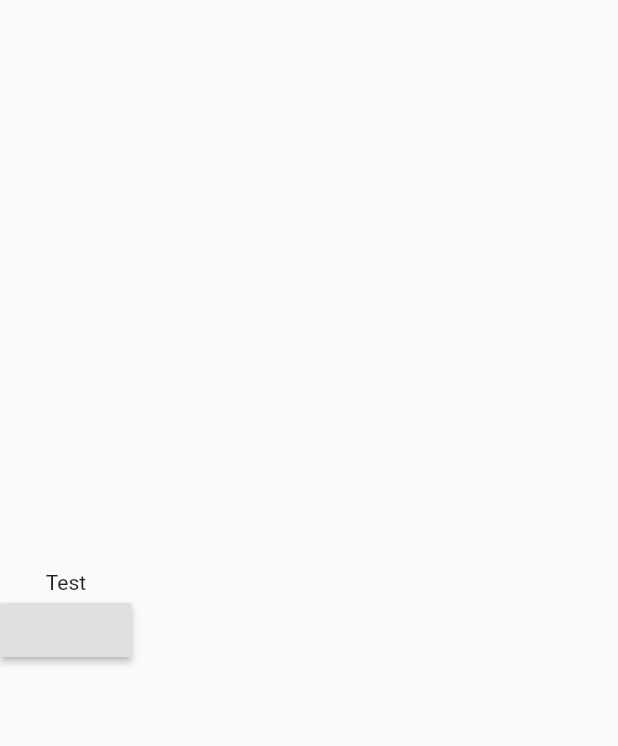
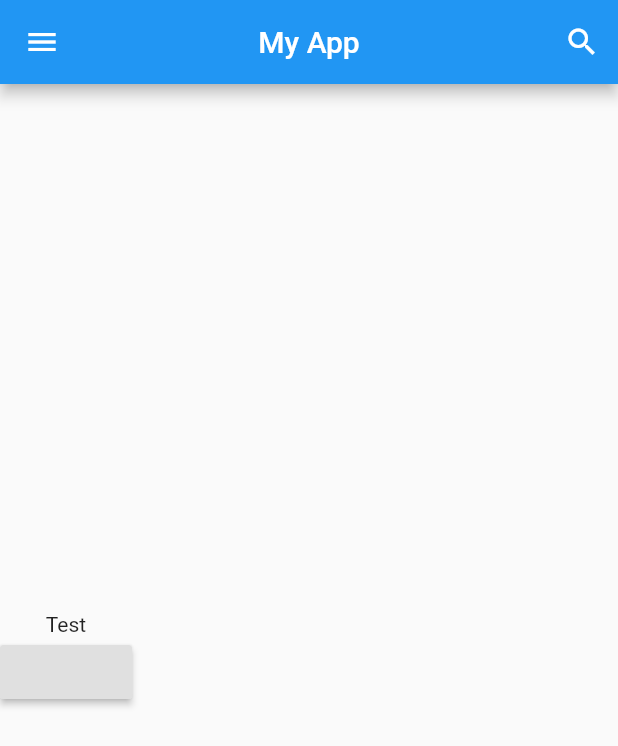
Before and after one commit to sajidshahriar72543/Flutter_learn, a Flutter app: the screen it shows after launch, on a phone screen of 412 x 824 dp. Shown: the top 746 px of the screen. Run offline on Flutter 3.47's test engine with Material 2 defaults, Android fonts, the phone set to English and light mode, and no system bars.

Commit message:
Introduced Appbar
- Also learnt basics of adding icons to Appbar

```diff
--- a/lib/main.dart
+++ b/lib/main.dart
@@ -3,21 +3,24 @@ import 'package:flutter/material.dart';
 void main() => runApp(MyApp());
 
 class MyApp extends StatelessWidget {
-  const MyApp({ Key? key }) : super(key: key);
+  const MyApp({Key? key}) : super(key: key);
 
   @override
   Widget build(BuildContext context) {
     return MaterialApp(
-      debugShowCheckedModeBanner: false,
-      home: Scaffold(
-        body: Column(
-          mainAxisAlignment: MainAxisAlignment.center,
-          children: [
-            Text("Test"),
-            RaisedButton(onPressed: (){})
-          ],
-        )
-      )
-    );
+        debugShowCheckedModeBanner: false,
+        home: Scaffold(
+            appBar: AppBar(
+              title: Text("My App"),
+              centerTitle: true,
+              leading: Icon(Icons.menu),
+              actions: [
+                IconButton(icon: Icon(Icons.search), onPressed: () {}),
+              ],
+            ),
+            body: Column(
+              mainAxisAlignment: MainAxisAlignment.center,
+              children: [Text("Test"), RaisedButton(onPressed: () {})],
+            )));
   }
 }
```
